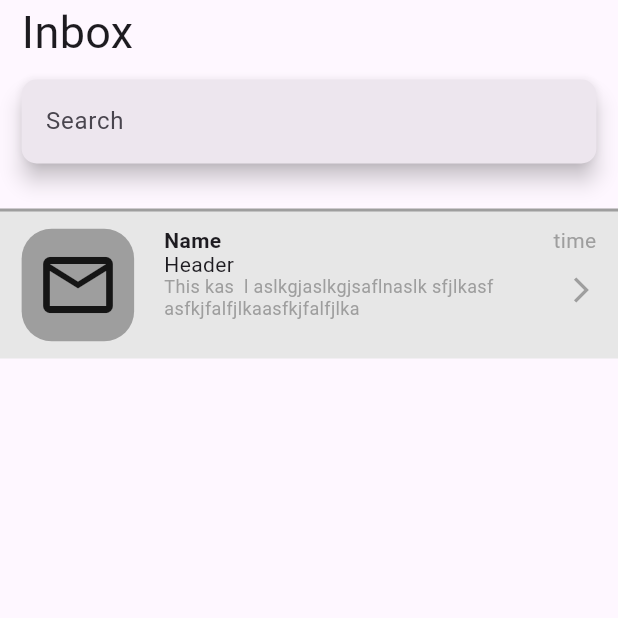
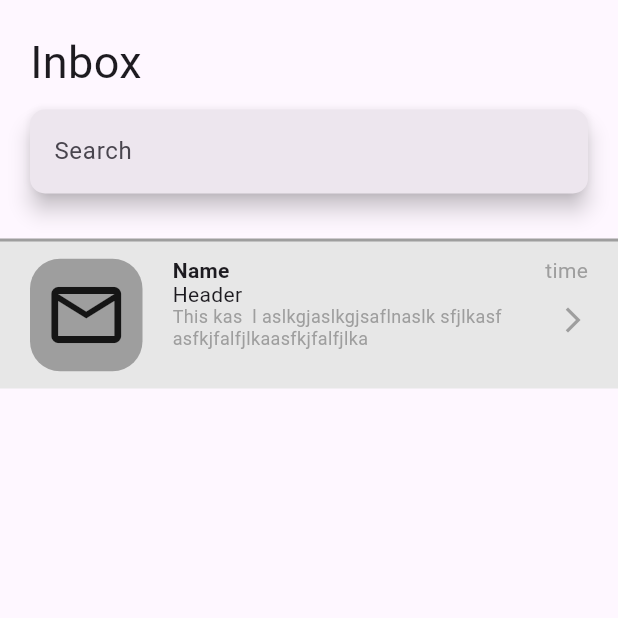
Before and after one commit to ChrisB203/mp2-assignment-2, a Flutter app: the screen it shows after launch, on a phone screen of 412 x 824 dp, the top half of it. Run offline on Flutter 3.47's test engine with Material 3 defaults, Android fonts, the phone set to English and light mode, and no system bars.

Commit message:
Major Update
Updating to View Model, also made some UI changes

```diff
--- a/mp2_assignment/lib/views/inbox.dart
+++ b/mp2_assignment/lib/views/inbox.dart
@@ -1,5 +1,7 @@
 import 'package:flutter/material.dart';
 import 'package:mp2_assignment/widgets/email_box.dart';
+import 'package:mp2_assignment/widgets/horizontal_inbox_header.dart';
+import 'package:mp2_assignment/widgets/vertical_inbox_header.dart';
 
 class Inbox extends StatefulWidget {
   const Inbox({super.key});
@@ -11,28 +13,22 @@ class Inbox extends StatefulWidget {
 class _InboxState extends State<Inbox> {
   @override
   Widget build(BuildContext context) {
-    double wPad = MediaQuery.of(context).size.width * .035;
+    final orientation = MediaQuery.of(context).orientation;
+
     return Scaffold(
       body: SafeArea(
+        child: SingleChildScrollView(
           child: Column(
             children: [
-
-            //Header / Search Bar Section
+              //Header and Search Bar Section
               Padding(
-              padding: EdgeInsetsGeometry.fromLTRB(wPad, 0, wPad, 0),
+                padding: EdgeInsetsGeometry.fromLTRB(20, 20, 20, 0),
                 child: Column(
                   crossAxisAlignment: CrossAxisAlignment.start,
                   children: [
-                  Text('Inbox', style: TextStyle(fontSize: 30)),
-                  SizedBox(height: 10),
-                  SearchBar(
-                    hintText: 'Search',
-                    shape: const WidgetStatePropertyAll(
-                      RoundedRectangleBorder(
-                        borderRadius: BorderRadius.all(Radius.circular(10)),
-                      ),
-                    ),
-                  ),
+                    orientation == Orientation.portrait
+                        ? VerticalInboxHeader()
+                        : HorizontalInboxHeader(),
                   ],
                 ),
               ),
@@ -40,9 +36,10 @@ class _InboxState extends State<Inbox> {
               SizedBox(height: 30),
 
               // Listing json elements here
-
-            EmailBox()
+              //Single Demo for now
+              EmailBox(),
             ],
+          ),
         ),
       ),
     );
--- a/mp2_assignment/lib/widgets/email_box.dart
+++ b/mp2_assignment/lib/widgets/email_box.dart
@@ -10,7 +10,6 @@ class EmailBox extends StatefulWidget {
 class _EmailBoxState extends State<EmailBox> {
   @override
   Widget build(BuildContext context) {
-    double wPad = MediaQuery.of(context).size.width * .035;
     return Container(
       height: 100,
       width: double.infinity,
@@ -19,7 +18,7 @@ class _EmailBoxState extends State<EmailBox> {
         color: const Color.fromARGB(255, 231, 231, 231),
       ),
       child: Padding(
-        padding: EdgeInsets.fromLTRB(wPad, 10, wPad, 10),
+        padding: EdgeInsets.fromLTRB(20, 10, 20, 10),
         child: Row(
           children: [
             //Icon Box
--- /dev/null
+++ b/mp2_assignment/lib/widgets/vertical_inbox_header.dart
@@ -0,0 +1,24 @@
+import 'package:flutter/material.dart';
+
+class VerticalInboxHeader extends StatelessWidget {
+  const VerticalInboxHeader({super.key});
+
+  @override
+  Widget build(BuildContext context) {
+    return Column(
+      crossAxisAlignment: CrossAxisAlignment.start,
+      children: [
+        Text('Inbox', style: TextStyle(fontSize: 30)),
+        const SizedBox(height: 10),
+        SearchBar(
+          hintText: 'Search',
+          shape: const WidgetStatePropertyAll(
+            RoundedRectangleBorder(
+              borderRadius: BorderRadius.all(Radius.circular(10)),
+            ),
+          ),
+        ),
+      ],
+    );
+  }
+}
```
Also changed, not shown: mp2_assignment/lib/models/event.dart (+21 -2 lines), mp2_assignment/lib/models/memo.dart (+7 -6 lines), mp2_assignment/lib/models/task.dart (+17 -10 lines), mp2_assignment/lib/repositories/email_repositories.dart (added, +14 -0 lines), mp2_assignment/lib/view_models/emails_list_view_model.dart (added, +27 -0 lines), mp2_assignment/lib/view_models/events_view_model.dart (added, +46 -0 lines), mp2_assignment/lib/view_models/memo_view_model.dart (added, +23 -0 lines), mp2_assignment/lib/view_models/task_view_model.dart (added, +47 -0 lines), mp2_assignment/lib/widgets/horizontal_inbox_header.dart (added, +28 -0 lines), 1 other file. Lines whose indentation alone changed are shown as unchanged.
